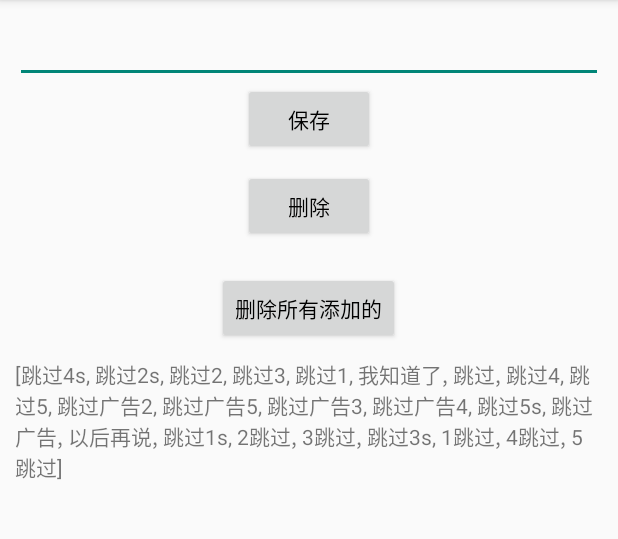
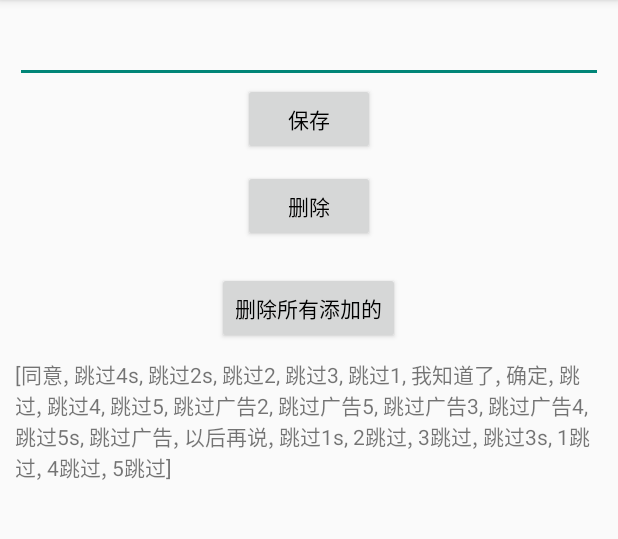
Before and after one commit to buttonXin/antiaddiction, an Android app: the EditAdActivity screen opened directly, with no data from a screen before it, on a phone screen of 412 x 824 dp, the part 84-623 px from its top. Run offline under Robolectric (Android 15) with nearby library versions, the phone set to English and light mode, and no system bars; libraries missing offline, so code that uses them is left out: com.hjq.toast.

Commit message:
添加自定义的跳过广告的文案

```diff
--- a/app/src/main/java/com/oldhigh/antiaddiction/DataManager.java
+++ b/app/src/main/java/com/oldhigh/antiaddiction/DataManager.java
@@ -110,19 +110,19 @@ public class DataManager {
         sharedPreferences.edit().putStringSet("ads", adNameSets).apply();
     }
 
-    public Set<String> getAllAdName() {
+    public List<String> getAllAdName() {
         List<String> strings = Arrays.asList(
                 "跳过5", "跳过4", "跳过3", "跳过2", "跳过1", "跳过",
                 "跳过5s", "跳过4s", "跳过3s", "跳过2s", "跳过1s", "跳过",
-                "5跳过", "4跳过", "3跳过", "2跳过", "1跳过", "跳过",
+                "5跳过", "4跳过", "3跳过", "2跳过", "1跳过", "跳过","确定",
                 "跳过广告5", "跳过广告4", "跳过广告3", "跳过广告2", "跳过广告",
-                "我知道了",
+                "我知道了","同意",
                 "以后再说"
         );
         Set<String> result = new HashSet<>(strings);
         Set<String> adsSets = sharedPreferences.getStringSet("ads", adNameSets);
         result.addAll(adsSets);
-        return result;
+        return new ArrayList<String>(result);
     }
 
 
--- a/app/src/main/java/com/oldhigh/antiaddiction/activity/EditAdActivity.java
+++ b/app/src/main/java/com/oldhigh/antiaddiction/activity/EditAdActivity.java
@@ -9,6 +9,7 @@ import com.hjq.toast.ToastUtils;
 import com.oldhigh.antiaddiction.DataManager;
 import com.oldhigh.antiaddiction.R;
 
+import java.util.List;
 import java.util.Set;
 
 public class EditAdActivity extends BaseActivity {
@@ -66,7 +67,7 @@ public class EditAdActivity extends BaseActivity {
     }
 
     public void updateAllAd() {
-        Set<String> allAdName = DataManager.get().getAllAdName();
+        List<String> allAdName = DataManager.get().getAllAdName();
 
         mTextView.setText(allAdName.toString());
     }
```
Also changed, not shown: app/src/main/java/com/oldhigh/antiaddiction/service/AntiAddictionService.java (+2 -8 lines).
